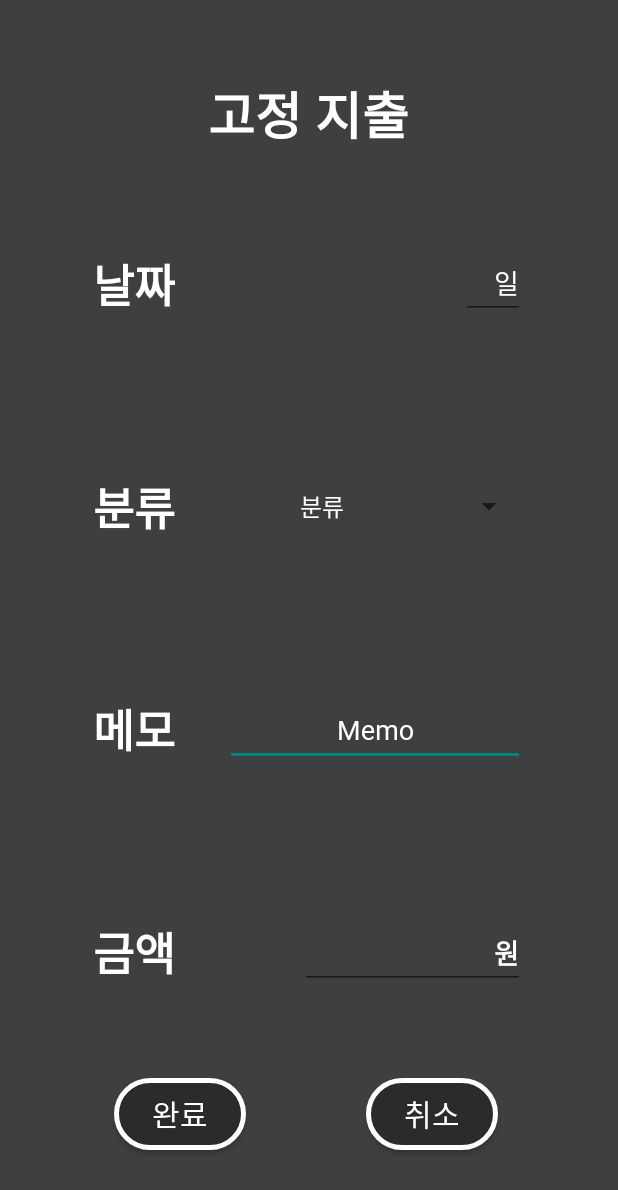
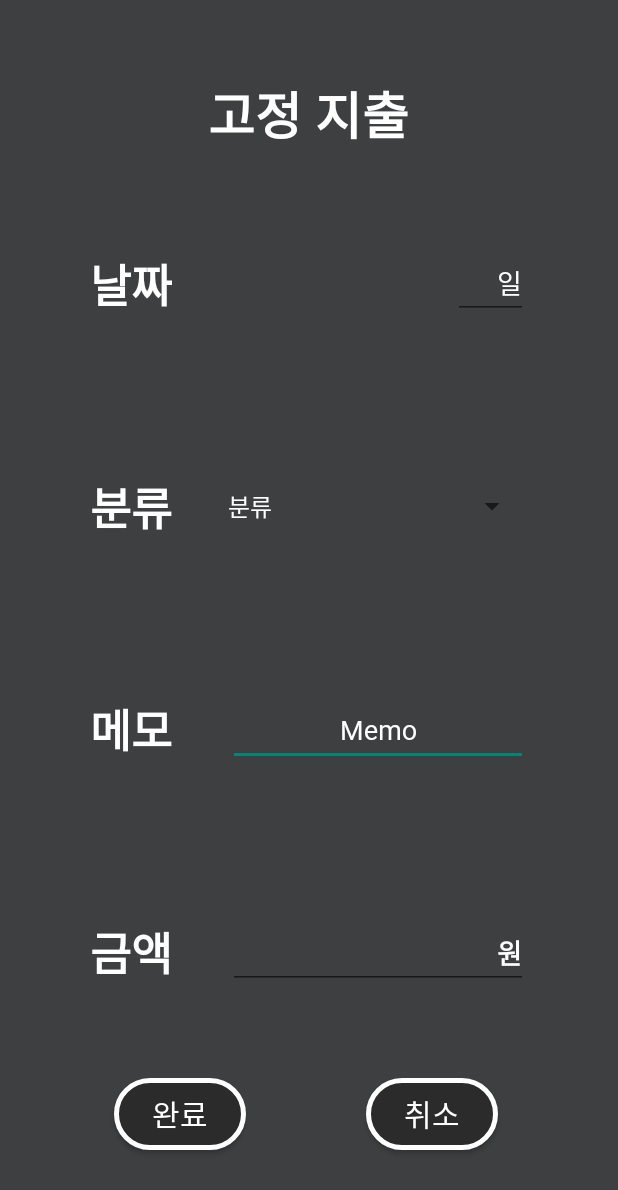
Before and after one commit to JeongJongMun/YourAccountBook, an Android app: the layout fragment_reg_input.xml on its own in the app's theme, with its tools: preview values and no code run, on a phone screen of 412 x 824 dp. Shown: the top 1190 px of the screen. Run offline under Robolectric (Android 15) with nearby library versions, the phone set to English and light mode, and no system bars; network calls fail.

Commit message:
ro tlqkf

```diff
--- a/app/src/main/res/layout/fragment_reg_input.xml
+++ b/app/src/main/res/layout/fragment_reg_input.xml
@@ -44,7 +44,7 @@
 
     <EditText
         android:id="@+id/edt_pay"
-        android:layout_width="150dp"
+        android:layout_width="200dp"
         android:layout_height="48dp"
         android:layout_marginBottom="64dp"
         android:ems="10"
@@ -75,7 +75,7 @@
 
     <Spinner
         android:id="@+id/spinner"
-        android:layout_width="150dp"
+        android:layout_width="200dp"
         android:layout_height="48dp"
         android:entries="@array/category_type"
         android:fontFamily="@font/lineseedkrrg"
@@ -146,7 +146,7 @@
 
     <EditText
         android:id="@+id/edt_day"
-        android:layout_width="wrap_content"
+        android:layout_width="50dp"
         android:layout_height="wrap_content"
         android:layout_marginTop="64dp"
         android:ems="2"
--- a/app/src/main/res/menu/side_menu.xml
+++ b/app/src/main/res/menu/side_menu.xml
@@ -10,7 +10,7 @@
         android:title="목표금액" />
     <item
         android:id="@+id/regFragment"
-        android:title="고정지출" />
+        android:title="정기지출" />
     <item
         android:id="@+id/exchangeRateFragment"
         android:title="환율 계산기" />
```
Also changed, not shown: app/src/main/java/com/example/bankappds/repository/Repository.kt (+4 -9 lines), app/src/main/java/com/example/bankappds/viewmodel/DataViewModel.kt (+8 -8 lines).
